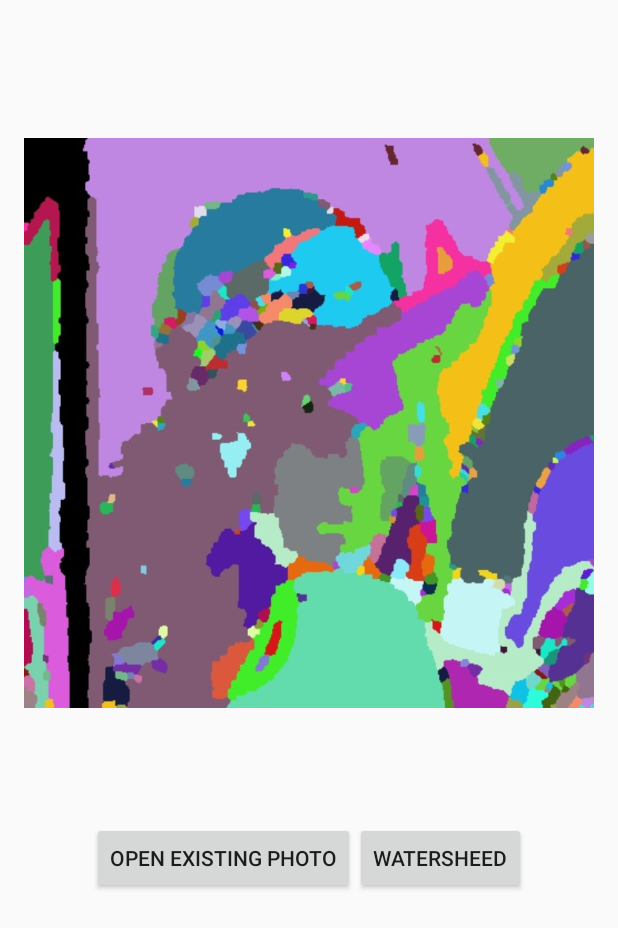
After one commit to avelin0/SEG, an Android app: the layout activity_gallery.xml on its own in the app's theme, with its tools: preview values and no code run, on a phone screen of 412 x 824 dp. The commit adds this screen. Shown: the top 928 px of the screen. Run offline under Robolectric (Android 15) with nearby library versions, the phone set to English and light mode, and no system bars.

Commit message:
Reflect Effect in Gallery Image

```diff
--- /dev/null
+++ b/app/src/main/res/layout/activity_gallery.xml
@@ -0,0 +1,50 @@
+<LinearLayout
+    xmlns:android="http://schemas.android.com/apk/res/android"
+    xmlns:app="http://schemas.android.com/apk/res-auto"
+    xmlns:tools="http://schemas.android.com/tools"
+    android:paddingLeft="@dimen/activity_horizontal_margin"
+    android:paddingRight="@dimen/activity_horizontal_margin"
+    android:paddingTop="@dimen/activity_vertical_margin"
+    android:paddingBottom="@dimen/activity_vertical_margin"
+    android:orientation="vertical"
+    android:layout_width="fill_parent"
+    android:layout_height="fill_parent"
+    android:weightSum="1">
+
+
+    <ImageView
+        android:id="@+id/imgPicture"
+        android:layout_width="match_parent"
+        android:layout_height="498dp"
+        android:layout_gravity="center_horizontal"
+        android:layout_weight="0.14"
+        android:src="@drawable/ic_launcher"
+        />
+
+    <LinearLayout
+        android:layout_width="wrap_content"
+        android:layout_height="wrap_content"
+        android:layout_gravity="center_horizontal"
+        android:orientation="horizontal">
+
+        <Button
+            android:id="@+id/btnImageGallery"
+            android:layout_width="wrap_content"
+            android:layout_height="wrap_content"
+            android:layout_weight="1"
+            android:nestedScrollingEnabled="true"
+            android:onClick="onImageGalleryClicked"
+            android:text="@string/lblOpenExistingImage" />
+
+        <Button
+            android:id="@+id/btnWatersheed"
+            android:layout_width="wrap_content"
+            android:layout_height="wrap_content"
+            android:layout_weight="1"
+            android:nestedScrollingEnabled="true"
+            android:onClick="onImageGalleryClicked"
+            android:text="Watersheed" />
+
+    </LinearLayout>
+
+</LinearLayout>
--- a/app/src/main/res/values/dimens.xml
+++ b/app/src/main/res/values/dimens.xml
@@ -2,4 +2,5 @@
     <!-- Default screen margins, per the Android Design guidelines. -->
     <dimen name="activity_horizontal_margin">16dp</dimen>
     <dimen name="activity_vertical_margin">16dp</dimen>
+    <dimen name="fab_margin">16dp</dimen>
 </resources>
--- a/app/src/main/res/values/strings.xml
+++ b/app/src/main/res/values/strings.xml
@@ -78,4 +78,8 @@
     <string name="pref_ringtone_silent">Silent</string>
 
     <string name="pref_title_vibrate">Vibrate</string>
+    <string name="title_activity_gallery">GalleryActivity</string>
+    <string name="lblTakeNewPhoto">Take New Photo</string>
+    <string name="lblOpenExistingImage">Open Existing Photo</string>
+    <string name="title_activity_color">ColorActivity</string>
 </resources>
--- a/app/src/main/res/values/styles.xml
+++ b/app/src/main/res/values/styles.xml
@@ -8,4 +8,13 @@
         <item name="colorAccent">@color/colorAccent</item>
     </style>
 
+    <style name="AppTheme.NoActionBar">
+        <item name="windowActionBar">false</item>
+        <item name="windowNoTitle">true</item>
+    </style>
+
+    <style name="AppTheme.AppBarOverlay" parent="ThemeOverlay.AppCompat.Dark.ActionBar" />
+
+    <style name="AppTheme.PopupOverlay" parent="ThemeOverlay.AppCompat.Light" />
+
 </resources>
```
Also changed, not shown: app/src/main/AndroidManifest.xml (+35 -13 lines), app/src/main/java/com/example/bruno/seg/CameraManip.java (+16 -10 lines), app/src/main/java/com/example/bruno/seg/GalleryActivity.java (added, +138 -0 lines), app/src/main/java/com/example/bruno/seg/MainActivity.java (+9 -0 lines), app/src/main/res/layout/content_gallery.xml (added, +12 -0 lines), 1 other file.
